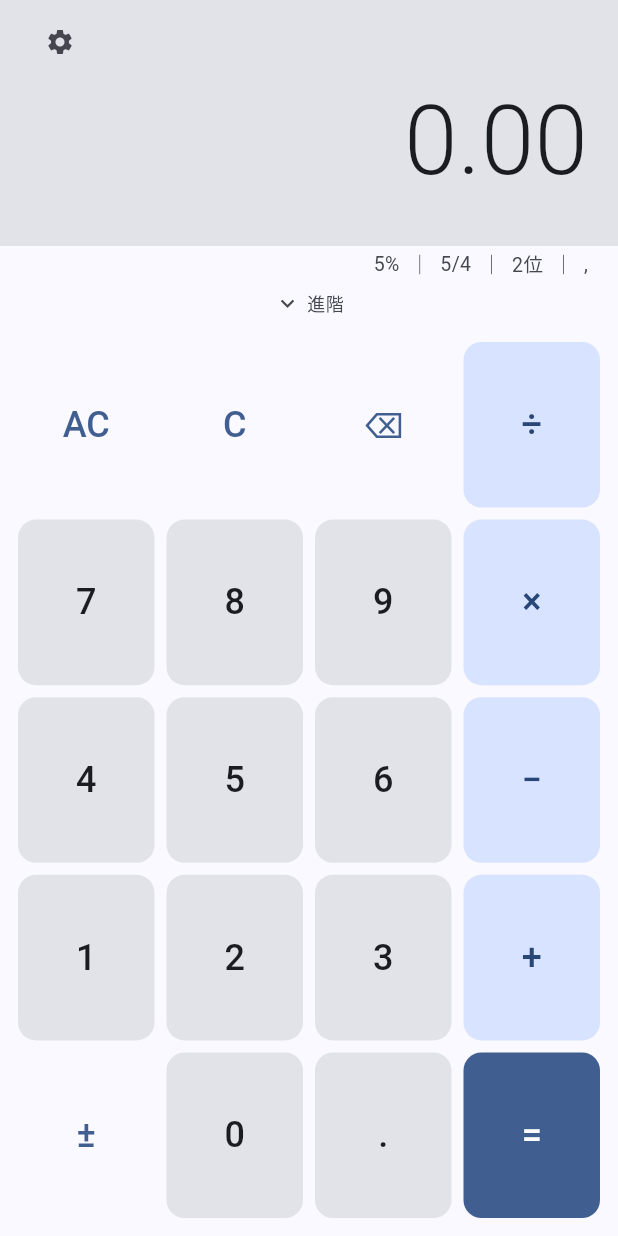
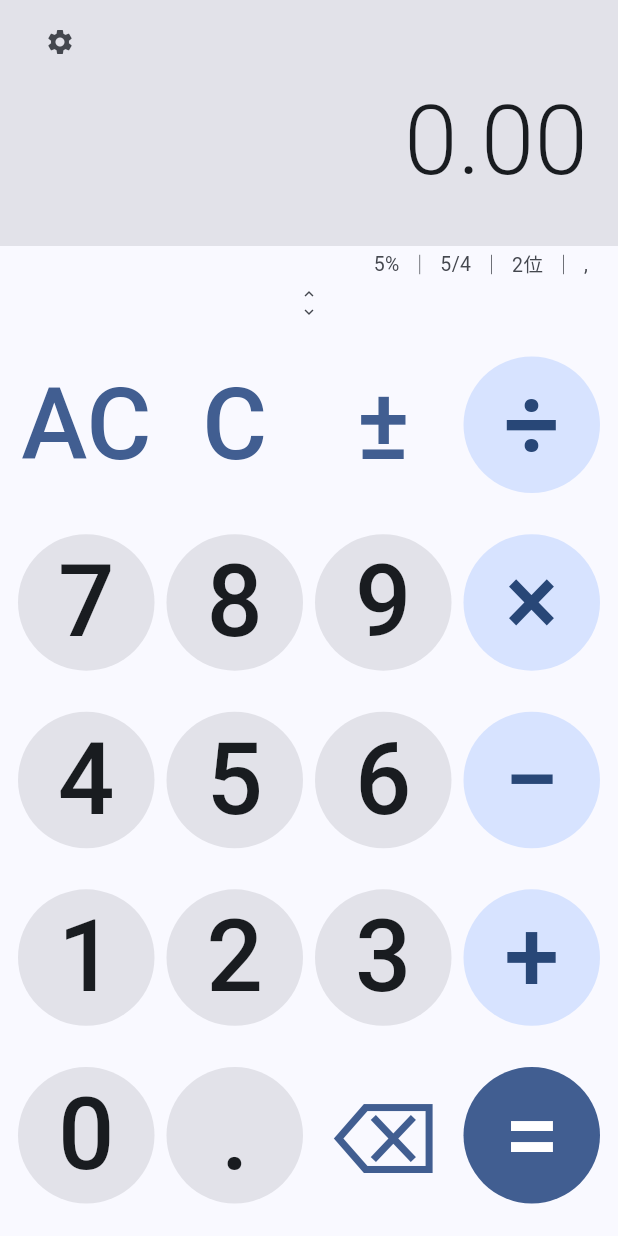
Before and after one commit to wenhsiaoyi/JackCalculator, a Flutter app: the screen it shows after launch, on a phone screen of 412 x 824 dp. Run offline on Flutter 3.47's test engine with Material 3 defaults, Android fonts, the light colour scheme and no system bars; our stand-ins replace decimal, flutter_bloc, shared_preferences.

Commit message:
feat: circular keys with capsule advanced panel (mobile layout v2)

```diff
--- a/lib/views/calculator_screen.dart
+++ b/lib/views/calculator_screen.dart
@@ -77,20 +77,24 @@ class _CalculatorScreenState extends State<CalculatorScreen> {
                           if (_advancedExpanded)
                             _row([
                               _btn('GT', cubit.onGrandTotal,
-                                  CalcButtonVariant.function),
+                                  CalcButtonVariant.function,
+                                  fontScale: 0.34),
                               _btn('MU', cubit.onMu,
-                                  CalcButtonVariant.function),
+                                  CalcButtonVariant.function,
+                                  fontScale: 0.34),
                               _btn('Tax+', cubit.onTaxPlus,
-                                  CalcButtonVariant.function),
+                                  CalcButtonVariant.function,
+                                  fontScale: 0.34),
                               _btn('Tax−', cubit.onTaxMinus,
-                                  CalcButtonVariant.function),
+                                  CalcButtonVariant.function,
+                                  fontScale: 0.34),
                             ]),
                           _row([
                             _btn('AC', cubit.allClear,
                                 CalcButtonVariant.function),
                             _btn('C', cubit.clearEntry,
                                 CalcButtonVariant.function),
-                            _btn('⌫', cubit.backspace,
+                            _btn('±', cubit.toggleSign,
                                 CalcButtonVariant.function),
                             _btn('÷', () => cubit.applyOperator(CalcOp.divide),
                                 CalcButtonVariant.operator),
@@ -117,11 +121,11 @@ class _CalculatorScreenState extends State<CalculatorScreen> {
                                 CalcButtonVariant.operator),
                           ]),
                           _row([
-                            _btn('±', cubit.toggleSign,
-                                CalcButtonVariant.function),
                             _num('0', cubit),
                             _btn('.', cubit.onDecimalPoint,
                                 CalcButtonVariant.number),
+                            _btn('⌫', cubit.backspace,
+                                CalcButtonVariant.function),
                             _btn('=', cubit.equals, CalcButtonVariant.equals),
                           ]),
                         ],
@@ -144,9 +148,17 @@ class _CalculatorScreenState extends State<CalculatorScreen> {
   Widget _row(List<Widget> buttons) =>
       Expanded(child: Row(children: buttons));
 
-  Widget _btn(String label, VoidCallback onTap, CalcButtonVariant variant) =>
+  Widget _btn(String label, VoidCallback onTap, CalcButtonVariant variant,
+          {double fontScale = 0.60}) =>
       Expanded(
-        child: CalcButton(label: label, onPressed: onTap, variant: variant),
+        child: CalcButton(
+          label: label,
+          onPressed: onTap,
+          variant: variant,
+          shape:
+              _advancedExpanded ? CalcButtonShape.capsule : CalcButtonShape.circle,
+          fontScale: fontScale,
+        ),
       );
 
   Widget _num(String digit, CalculatorCubit cubit) =>
@@ -167,19 +179,13 @@ class _AdvancedToggle extends StatelessWidget {
       onTap: onTap,
       child: SizedBox(
         height: 28,
-        child: Row(
+        child: Column(
           mainAxisAlignment: MainAxisAlignment.center,
           children: [
-            Icon(
-              expanded ? Icons.expand_less : Icons.expand_more,
-              size: 18,
-              color: scheme.onSurfaceVariant,
-            ),
-            const SizedBox(width: 4),
-            Text(
-              expanded ? '收起' : '進階',
-              style: TextStyle(fontSize: 12, color: scheme.onSurfaceVariant),
-            ),
+            Icon(Icons.expand_less,
+                size: 12, color: scheme.onSurfaceVariant),
+            Icon(Icons.expand_more,
+                size: 12, color: scheme.onSurfaceVariant),
           ],
         ),
       ),
--- a/lib/views/components/calc_button.dart
+++ b/lib/views/components/calc_button.dart
@@ -1,6 +1,8 @@
 import 'package:flutter/material.dart';
 
 enum CalcButtonVariant { number, operator, function, equals }
+
+enum CalcButtonShape { circle, capsule }
 
 class CalcButton extends StatelessWidget {
   const CalcButton({
@@ -8,11 +10,18 @@ class CalcButton extends StatelessWidget {
     required this.label,
     required this.onPressed,
     this.variant = CalcButtonVariant.number,
+    this.shape = CalcButtonShape.circle,
+    this.fontScale = 0.60,
   });
 
   final String label;
   final VoidCallback onPressed;
   final CalcButtonVariant variant;
+  final CalcButtonShape shape;
+
+  /// 字級 = 可用高度 × fontScale（行動版面 v2：主鍵 0.60、面板鍵 0.34）。
+  /// 外層 FittedBox(scaleDown) 保證窄窗不 overflow。
+  final double fontScale;
 
   @override
   Widget build(BuildContext context) {
@@ -33,20 +42,19 @@ class CalcButton extends StatelessWidget {
       padding: const EdgeInsets.all(4),
       child: LayoutBuilder(
         builder: (context, constraints) {
-          // 64dp 的硬下限是 Phase 1 的 overflow 來源；改成跟著可用高度走。
-          // 44dp 只是設計參考：真的不夠高時以「不 overflow」優先。
           final available =
               constraints.maxHeight.isFinite ? constraints.maxHeight : 64.0;
-          final fontSize = (available * 0.38).clamp(12.0, 24.0).toDouble();
+          final fontSize = available * fontScale;
           return TextButton(
             style: TextButton.styleFrom(
               backgroundColor: bg,
               foregroundColor: fg,
               padding: EdgeInsets.zero,
               minimumSize: Size(0, available),
-              shape: const RoundedRectangleBorder(
-                borderRadius: BorderRadius.all(Radius.circular(12)),
-              ),
+              shape: switch (shape) {
+                CalcButtonShape.circle => const CircleBorder(),
+                CalcButtonShape.capsule => const StadiumBorder(),
+              },
             ),
             onPressed: onPressed,
             child: FittedBox(
```
Also changed, not shown: 1 other file.
